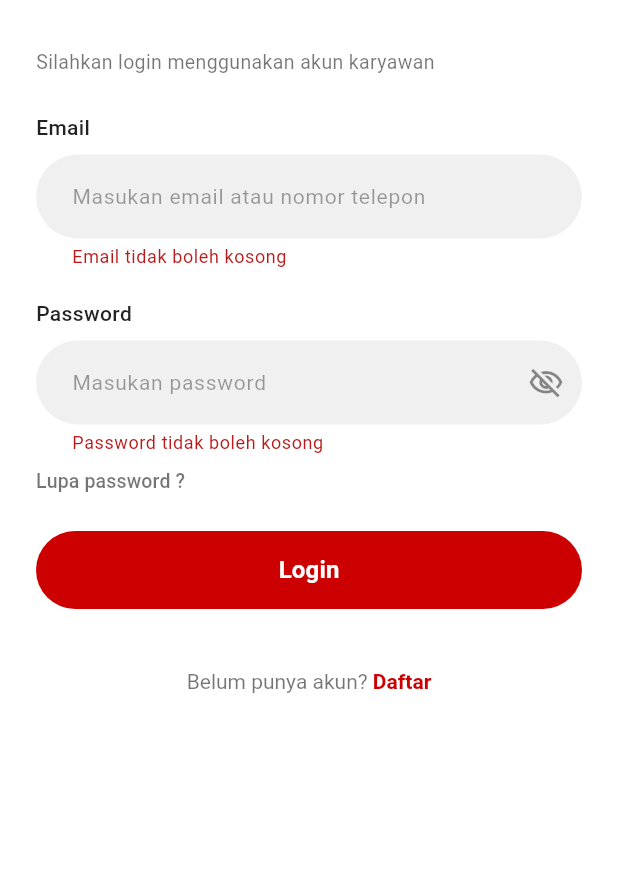
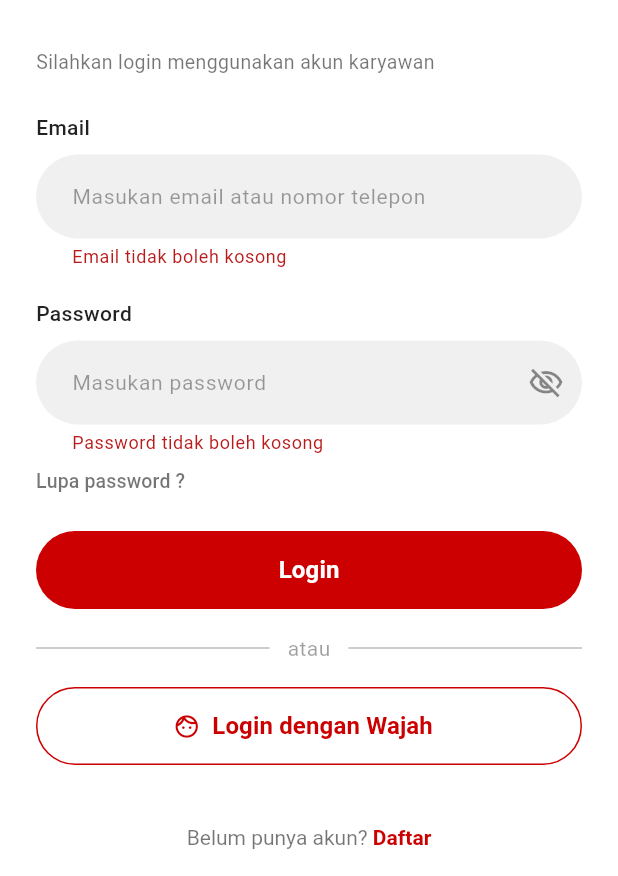
Before and after one commit to fernandayoga/infranexia-absensi, a Flutter app: the screen it shows after launch, after a tap on "Login", on a phone screen of 412 x 824 dp, the part 360-1236 px from its top. Run offline on Flutter 3.47's test engine with Material 3 defaults, Android fonts, the phone set to English and light mode, and no system bars; our stand-ins replace camera, dio, image_picker, shared_preferences; missing offline and left inert: google_mlkit_face_detection.

Commit message:
add face login

```diff
--- a/mobile/lib/core/constants/api_constants.dart
+++ b/mobile/lib/core/constants/api_constants.dart
@@ -3,6 +3,7 @@ class ApiConstants {
   // Kalau pakai emulator Android, gunakan 10.0.2.2
   // static const String baseUrl = 'http://192.168.100.21:3000/api';
   static const String baseUrl = 'http://192.168.1.8:3000/api';
+  static const String faceLogin = '$baseUrl/face-login';
 
   static const String register = '$baseUrl/register';
   static const String login = '$baseUrl/login';
--- a/mobile/lib/features/auth/screens/login_screen.dart
+++ b/mobile/lib/features/auth/screens/login_screen.dart
@@ -3,6 +3,8 @@ import 'package:provider/provider.dart';
 import '../providers/auth_provider.dart';
 import 'register_screen.dart';
 import '../../home/screens/home_screen.dart';
+import 'dart:io';
+import '../../../shared/widgets/liveness_detection_screen.dart';
 
 class LoginScreen extends StatefulWidget {
   const LoginScreen({super.key});
@@ -46,6 +48,50 @@ class _LoginScreenState extends State<LoginScreen> {
       ScaffoldMessenger.of(context).showSnackBar(
         SnackBar(
           content: Text(authProvider.errorMessage ?? 'Login gagal'),
+          backgroundColor: Colors.red,
+        ),
+      );
+    }
+  }
+
+  // Login dengan wajah
+  Future<void> _handleFaceLogin() async {
+    // Buka liveness detection dulu
+    final File? faceImage = await Navigator.push<File?>(
+      context,
+      MaterialPageRoute(
+        builder: (_) => const LivenessDetectionScreen(),
+      ),
+    );
+
+    if (faceImage == null) return;
+    if (!mounted) return;
+
+    final authProvider = context.read<AuthProvider>();
+
+    // Tampilkan loading
+    showDialog(
+      context: context,
+      barrierDismissible: false,
+      builder: (_) => const Center(
+        child: CircularProgressIndicator(color: Color(0xFFCC0000)),
+      ),
+    );
+
+    final success = await authProvider.faceLogin(faceImage: faceImage);
+
+    if (!mounted) return;
+    Navigator.pop(context); // tutup loading
+
+    if (success) {
+      Navigator.pushReplacement(
+        context,
+        MaterialPageRoute(builder: (_) => const HomeScreen()),
+      );
+    } else {
+      ScaffoldMessenger.of(context).showSnackBar(
+        SnackBar(
+          content: Text(authProvider.errorMessage ?? 'Wajah tidak dikenali'),
           backgroundColor: Colors.red,
         ),
       );
@@ -280,6 +326,47 @@ class _LoginScreenState extends State<LoginScreen> {
                       ),
                     ),
 
+                    const SizedBox(height: 16),
+
+                    Row(
+                      children: [
+                        const Expanded(child: Divider(color: Colors.black26)),
+                        const Padding(
+                          padding: EdgeInsets.symmetric(horizontal: 12),
+                          child: Text('atau',
+                              style: TextStyle(color: Colors.black38)),
+                        ),
+                        const Expanded(child: Divider(color: Colors.black26)),
+                      ],
+                    ),
+
+                    const SizedBox(height: 16),
+
+                    SizedBox(
+                      width: double.infinity,
+                      height: 52,
+                      child: OutlinedButton.icon(
+                        onPressed:
+                            authProvider.isLoading ? null : _handleFaceLogin,
+                        icon: const Icon(Icons.face_outlined,
+                            color: Color(0xFFCC0000)),
+                        label: const Text(
+                          'Login dengan Wajah',
+                          style: TextStyle(
+                            color: Color(0xFFCC0000),
+                            fontSize: 16,
+                            fontWeight: FontWeight.w600,
+                          ),
+                        ),
+                        style: OutlinedButton.styleFrom(
+                          side: const BorderSide(color: Color(0xFFCC0000)),
+                          shape: RoundedRectangleBorder(
+                            borderRadius: BorderRadius.circular(30),
+                          ),
+                        ),
+                      ),
+                    ),
+
                     const SizedBox(height: 40),
 
                     // Daftar link
--- a/mobile/pubspec.yaml
+++ b/mobile/pubspec.yaml
@@ -26,6 +26,9 @@ dependencies:
   # UI
   cupertino_icons: ^1.0.6
 
+  # Image Processing
+  image: ^4.1.7
+
   # Camera
   camera: ^0.10.5+9
 
```
Also changed, not shown: mobile/lib/core/services/auth_service.dart (+62 -1 lines), mobile/lib/features/auth/providers/auth_provider.dart (+20 -0 lines), mobile/lib/features/home/screens/home_screen.dart (+54 -5 lines), mobile/pubspec.lock, 6 other files.
